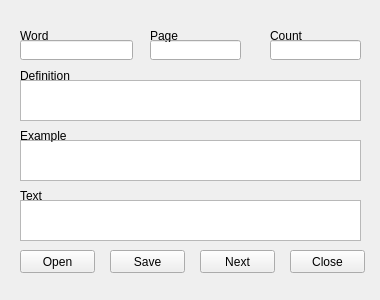
kobashin/WordEditor, file WordEditor.ui: the form before one commit.
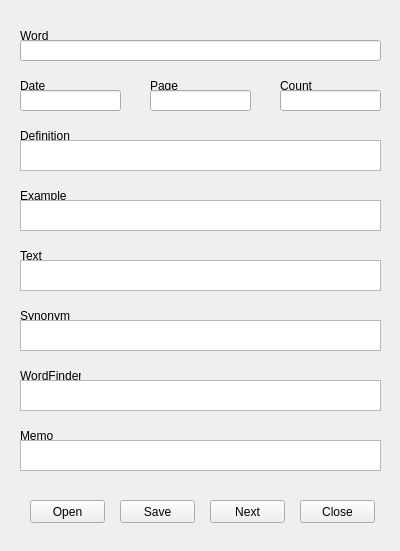
The form after the commit.

What changed in the file:
```diff
--- a/WordEditor.ui
+++ b/WordEditor.ui
@@ -6,8 +6,8 @@
    <rect>
     <x>0</x>
     <y>0</y>
-    <width>380</width>
-    <height>300</height>
+    <width>400</width>
+    <height>551</height>
    </rect>
   </property>
   <property name="windowTitle">
@@ -26,31 +26,21 @@
     <string>Word</string>
    </property>
   </widget>
-  <widget class="QLineEdit" name="lineEdit">
-   <property name="geometry">
-    <rect>
-     <x>20</x>
-     <y>40</y>
-     <width>113</width>
-     <height>20</height>
-    </rect>
-   </property>
-  </widget>
   <widget class="QTextEdit" name="textEdit">
    <property name="geometry">
     <rect>
      <x>20</x>
-     <y>80</y>
-     <width>341</width>
-     <height>41</height>
+     <y>140</y>
+     <width>361</width>
+     <height>31</height>
     </rect>
    </property>
   </widget>
   <widget class="QPushButton" name="pushButton">
    <property name="geometry">
     <rect>
-     <x>20</x>
-     <y>250</y>
+     <x>30</x>
+     <y>500</y>
      <width>75</width>
      <height>23</height>
     </rect>
@@ -62,8 +52,8 @@
   <widget class="QPushButton" name="pushButton_2">
    <property name="geometry">
     <rect>
-     <x>110</x>
-     <y>250</y>
+     <x>120</x>
+     <y>500</y>
      <width>75</width>
      <height>23</height>
     </rect>
@@ -75,8 +65,8 @@
   <widget class="QPushButton" name="pushButton_3">
    <property name="geometry">
     <rect>
-     <x>200</x>
-     <y>250</y>
+     <x>210</x>
+     <y>500</y>
      <width>75</width>
      <height>23</height>
     </rect>
@@ -88,8 +78,8 @@
   <widget class="QPushButton" name="pushButton_4">
    <property name="geometry">
     <rect>
-     <x>290</x>
-     <y>250</y>
+     <x>300</x>
+     <y>500</y>
      <width>75</width>
      <height>23</height>
     </rect>
@@ -98,51 +88,11 @@
     <string>Close</string>
    </property>
   </widget>
-  <widget class="QTextEdit" name="textEdit_2">
-   <property name="geometry">
-    <rect>
-     <x>20</x>
-     <y>140</y>
-     <width>341</width>
-     <height>41</height>
-    </rect>
-   </property>
-  </widget>
-  <widget class="QTextEdit" name="textEdit_3">
-   <property name="geometry">
-    <rect>
-     <x>20</x>
-     <y>200</y>
-     <width>341</width>
-     <height>41</height>
-    </rect>
-   </property>
-  </widget>
-  <widget class="QLineEdit" name="lineEdit_2">
-   <property name="geometry">
-    <rect>
-     <x>150</x>
-     <y>40</y>
-     <width>91</width>
-     <height>20</height>
-    </rect>
-   </property>
-  </widget>
-  <widget class="QLineEdit" name="lineEdit_3">
-   <property name="geometry">
-    <rect>
-     <x>270</x>
-     <y>40</y>
-     <width>91</width>
-     <height>20</height>
-    </rect>
-   </property>
-  </widget>
   <widget class="QLabel" name="label_2">
    <property name="geometry">
     <rect>
      <x>20</x>
-     <y>70</y>
+     <y>130</y>
      <width>50</width>
      <height>12</height>
     </rect>
@@ -155,7 +105,7 @@
    <property name="geometry">
     <rect>
      <x>20</x>
-     <y>130</y>
+     <y>190</y>
      <width>50</width>
      <height>12</height>
     </rect>
@@ -168,7 +118,7 @@
    <property name="geometry">
     <rect>
      <x>20</x>
-     <y>190</y>
+     <y>250</y>
      <width>50</width>
      <height>12</height>
     </rect>
@@ -181,7 +131,7 @@
    <property name="geometry">
     <rect>
      <x>150</x>
-     <y>30</y>
+     <y>80</y>
      <width>50</width>
      <height>12</height>
     </rect>
@@ -193,8 +143,8 @@
   <widget class="QLabel" name="label_6">
    <property name="geometry">
     <rect>
-     <x>270</x>
-     <y>30</y>
+     <x>280</x>
+     <y>80</y>
      <width>50</width>
      <height>12</height>
     </rect>
@@ -203,6 +153,148 @@
     <string>Count</string>
    </property>
   </widget>
+  <widget class="QLabel" name="label_7">
+   <property name="geometry">
+    <rect>
+     <x>20</x>
+     <y>310</y>
+     <width>50</width>
+     <height>12</height>
+    </rect>
+   </property>
+   <property name="text">
+    <string>Synonym</string>
+   </property>
+  </widget>
+  <widget class="QLabel" name="label_8">
+   <property name="geometry">
+    <rect>
+     <x>20</x>
+     <y>370</y>
+     <width>61</width>
+     <height>12</height>
+    </rect>
+   </property>
+   <property name="text">
+    <string>WordFinder</string>
+   </property>
+  </widget>
+  <widget class="QLabel" name="label_9">
+   <property name="geometry">
+    <rect>
+     <x>20</x>
+     <y>430</y>
+     <width>50</width>
+     <height>12</height>
+    </rect>
+   </property>
+   <property name="text">
+    <string>Memo</string>
+   </property>
+  </widget>
+  <widget class="QLabel" name="label_10">
+   <property name="geometry">
+    <rect>
+     <x>20</x>
+     <y>80</y>
+     <width>50</width>
+     <height>12</height>
+    </rect>
+   </property>
+   <property name="text">
+    <string>Date</string>
+   </property>
+  </widget>
+  <widget class="QTextEdit" name="textEdit_2">
+   <property name="geometry">
+    <rect>
+     <x>20</x>
+     <y>200</y>
+     <width>361</width>
+     <height>31</height>
+    </rect>
+   </property>
+  </widget>
+  <widget class="QTextEdit" name="textEdit_3">
+   <property name="geometry">
+    <rect>
+     <x>20</x>
+     <y>260</y>
+     <width>361</width>
+     <height>31</height>
+    </rect>
+   </property>
+  </widget>
+  <widget class="QTextEdit" name="textEdit_4">
+   <property name="geometry">
+    <rect>
+     <x>20</x>
+     <y>320</y>
+     <width>361</width>
+     <height>31</height>
+    </rect>
+   </property>
+  </widget>
+  <widget class="QTextEdit" name="textEdit_5">
+   <property name="geometry">
+    <rect>
+     <x>20</x>
+     <y>380</y>
+     <width>361</width>
+     <height>31</height>
+    </rect>
+   </property>
+  </widget>
+  <widget class="QTextEdit" name="textEdit_6">
+   <property name="geometry">
+    <rect>
+     <x>20</x>
+     <y>440</y>
+     <width>361</width>
+     <height>31</height>
+    </rect>
+   </property>
+  </widget>
+  <widget class="QLineEdit" name="lineEdit">
+   <property name="geometry">
+    <rect>
+     <x>20</x>
+     <y>40</y>
+     <width>361</width>
+     <height>21</height>
+    </rect>
+   </property>
+  </widget>
+  <widget class="QLineEdit" name="lineEdit_2">
+   <property name="geometry">
+    <rect>
+     <x>20</x>
+     <y>90</y>
+     <width>101</width>
+     <height>21</height>
+    </rect>
+   </property>
+  </widget>
+  <widget class="QLineEdit" name="lineEdit_3">
+   <property name="geometry">
+    <rect>
+     <x>150</x>
+     <y>90</y>
+     <width>101</width>
+     <height>21</height>
+    </rect>
+   </property>
+  </widget>
+  <widget class="QLineEdit" name="lineEdit_4">
+   <property name="geometry">
+    <rect>
+     <x>280</x>
+     <y>90</y>
+     <width>101</width>
+     <height>21</height>
+    </rect>
+   </property>
+  </widget>
  </widget>
  <resources/>
  <connections>
```
